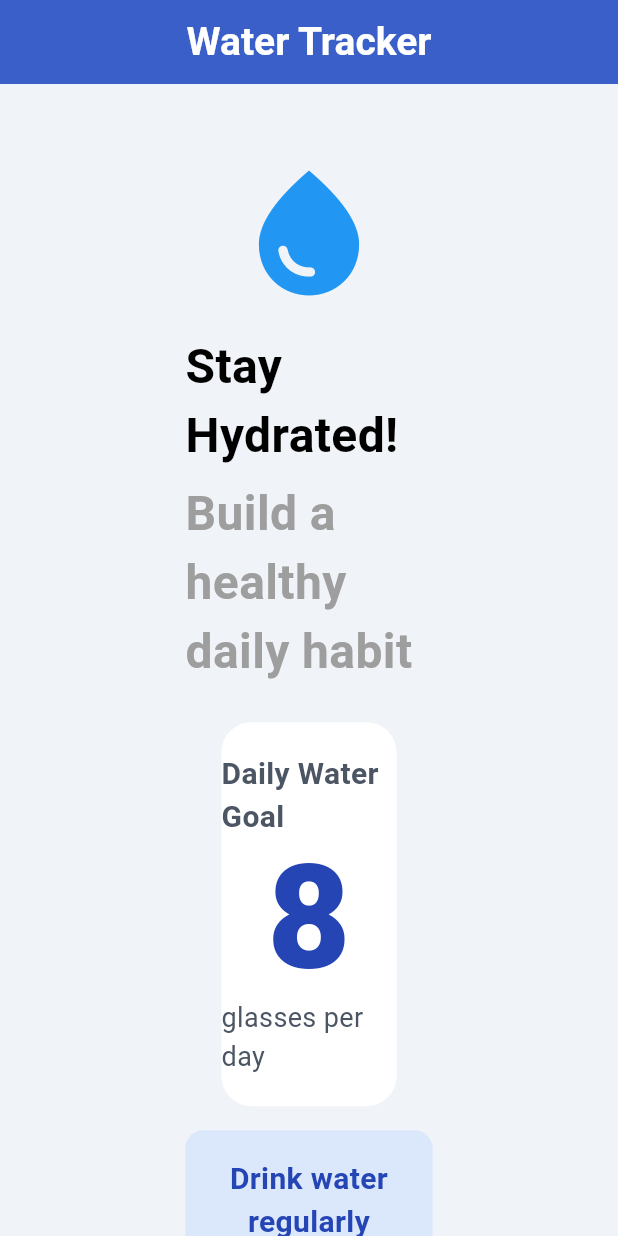
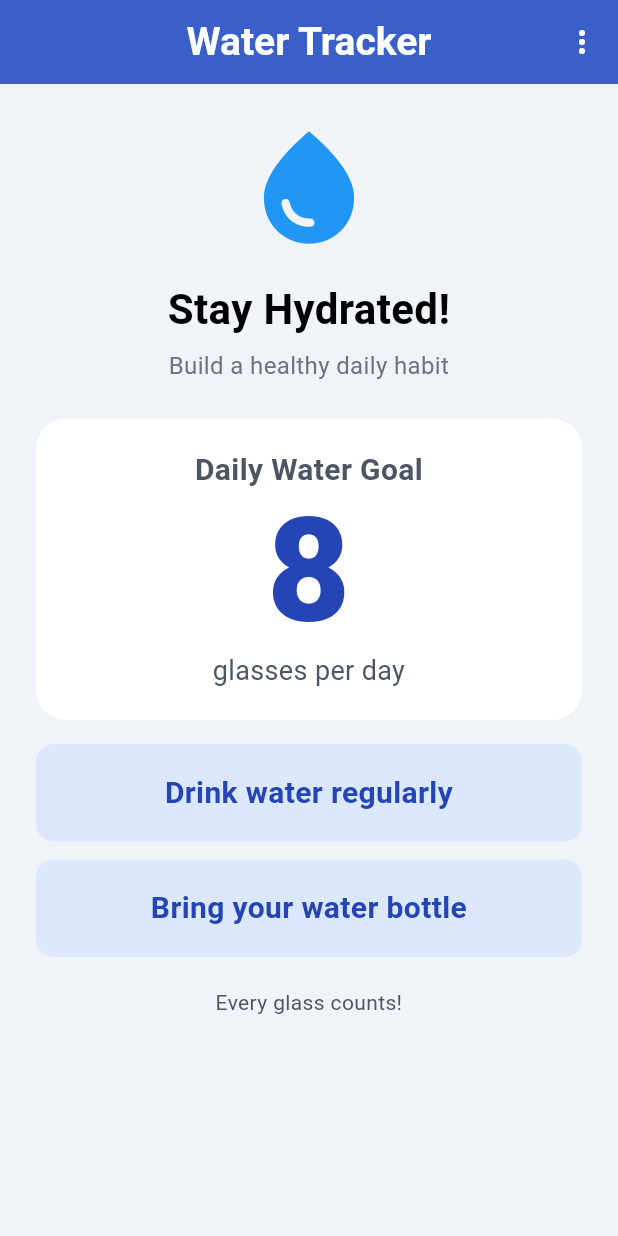
Before and after one commit to paradoxxal88/WaterTracker_stless, a Flutter app: the screen it shows after launch, on a phone screen of 412 x 824 dp. Run offline on Flutter 3.47's test engine with Material 3 defaults, Android fonts, the phone set to English and light mode, and no system bars.

Commit message:
na center ra gyud siya hehe

```diff
--- a/lib/screens/mainscreen.dart
+++ b/lib/screens/mainscreen.dart
@@ -7,15 +7,12 @@ class WaterTracker extends StatelessWidget {
 
   @override
   Widget build(BuildContext context) {
-    final double marginHorizontal = MediaQuery.sizeOf(context).width * 0.3;
-    final double marginVertical = MediaQuery.sizeOf(context).height * 0.06;
-
     return Scaffold(
-      backgroundColor: Color(0xFFF0F3F7),
+      backgroundColor: const Color(0xFFF0F3F7),
       appBar: AppBar(
-        backgroundColor: Color(0xFF3B5FC8),
+        backgroundColor: const Color(0xFF3B5FC8),
         centerTitle: true,
-        title: Text(
+        title: const Text(
           "Water Tracker",
           style: TextStyle(
             color: Colors.white,
@@ -23,45 +20,50 @@ class WaterTracker extends StatelessWidget {
             fontWeight: FontWeight.bold,
           ),
         ),
+        actions: [
+          IconButton(
+            onPressed: () {},
+            icon: const Icon(Icons.more_vert, color: Colors.white),
+          ),
+        ],
       ),
       body: SafeArea(
         child: SingleChildScrollView(
-          padding: EdgeInsets.symmetric(
-            horizontal: marginHorizontal,
-            vertical: marginVertical,
-          ),
-
+          padding: const EdgeInsets.symmetric(horizontal: 24, vertical: 24),
           child: Column(
+            crossAxisAlignment: CrossAxisAlignment.center,
             children: [
-              Icon(Icons.water_drop, size: 100, color: Colors.blue),
-              SizedBox(height: 16),
-              Text(
+              const Icon(Icons.water_drop, size: 90, color: Colors.blue),
+              const SizedBox(height: 16),
+              const Text(
                 "Stay Hydrated!",
+                textAlign: TextAlign.center,
                 style: TextStyle(
-                  fontSize: 32,
+                  fontSize: 28,
                   fontWeight: FontWeight.bold,
                   color: Colors.black,
                 ),
               ),
-
-              SizedBox(height: 6),
-              Text(
+              const SizedBox(height: 6),
+              const Text(
                 "Build a healthy daily habit",
+                textAlign: TextAlign.center,
                 style: TextStyle(
-                  fontSize: 32,
-                  fontWeight: FontWeight.bold,
-                  color: Colors.grey,
+                  fontSize: 16,
+                  fontWeight: FontWeight.w400,
+                  color: Color(0xFF6B7280),
                 ),
               ),
-              SizedBox(height: 24),
-              GoalCard(glasses: 8),
-              SizedBox(height: 16),
-              WaterButton(text: "Drink water regularly"),
-              SizedBox(height: 12),
-              WaterButton(text: "Bring your water bottle"),
-              SizedBox(height: 20),
-              Text(
+              const SizedBox(height: 24),
+              const GoalCard(glasses: 8),
+              const SizedBox(height: 16),
+              const WaterButton(text: "Drink water regularly"),
+              const SizedBox(height: 12),
+              const WaterButton(text: "Bring your water bottle"),
+              const SizedBox(height: 20),
+              const Text(
                 "Every glass counts!",
+                textAlign: TextAlign.center,
                 style: TextStyle(fontSize: 14, color: Color(0xFF4B5563)),
               ),
             ],
--- a/lib/widgets/goal_card.dart
+++ b/lib/widgets/goal_card.dart
@@ -9,16 +9,17 @@ class GoalCard extends StatelessWidget {
   Widget build(BuildContext context) {
     return Container(
       width: double.infinity,
-      margin: const EdgeInsets.symmetric(horizontal: 24),
       padding: const EdgeInsets.symmetric(vertical: 20),
       decoration: BoxDecoration(
         color: Colors.white,
         borderRadius: BorderRadius.circular(20),
       ),
       child: Column(
+        crossAxisAlignment: CrossAxisAlignment.center,
         children: [
           const Text(
             "Daily Water Goal",
+            textAlign: TextAlign.center,
             style: TextStyle(
               fontSize: 20,
               fontWeight: FontWeight.w600,
@@ -27,6 +28,7 @@ class GoalCard extends StatelessWidget {
           ),
           Text(
             "$glasses",
+            textAlign: TextAlign.center,
             style: const TextStyle(
               fontSize: 96,
               fontWeight: FontWeight.w900,
@@ -36,6 +38,7 @@ class GoalCard extends StatelessWidget {
           ),
           const Text(
             "glasses per day",
+            textAlign: TextAlign.center,
             style: TextStyle(
               fontSize: 18,
               color: Color(0xFF4B5563),
--- a/lib/widgets/water_button.dart
+++ b/lib/widgets/water_button.dart
@@ -17,6 +17,8 @@ class WaterButton extends StatelessWidget {
       child: Text(
         text,
         textAlign: TextAlign.center,
+        maxLines: 1,
+        overflow: TextOverflow.ellipsis,
         style: const TextStyle(
           fontSize: 20,
           fontWeight: FontWeight.bold,
--- a/pubspec.yaml
+++ b/pubspec.yaml
@@ -57,9 +57,7 @@ flutter:
   uses-material-design: true
 
   # To add assets to your application, add an assets section, like this:
-  assets:
-    - Icons/tubig.png
-
+  # assets:
 
   # An image asset can refer to one or more resolution-specific "variants", see
   # https://flutter.dev/to/resolution-aware-images
```
Also changed, not shown: Icons/tubig.png (deleted).
